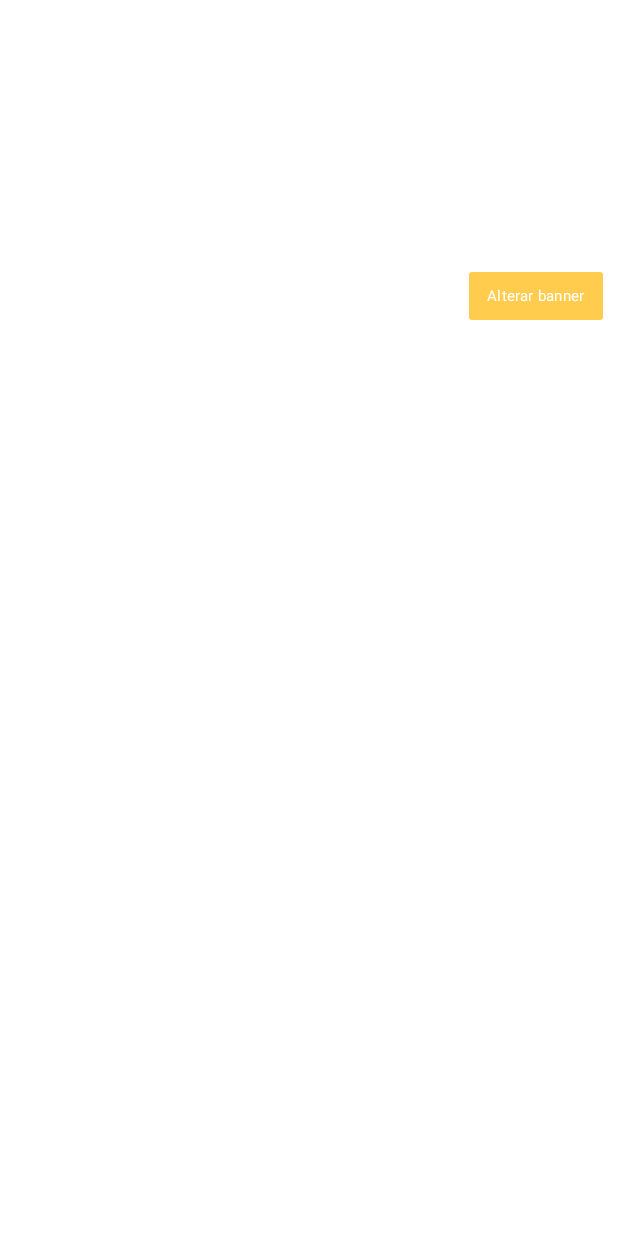
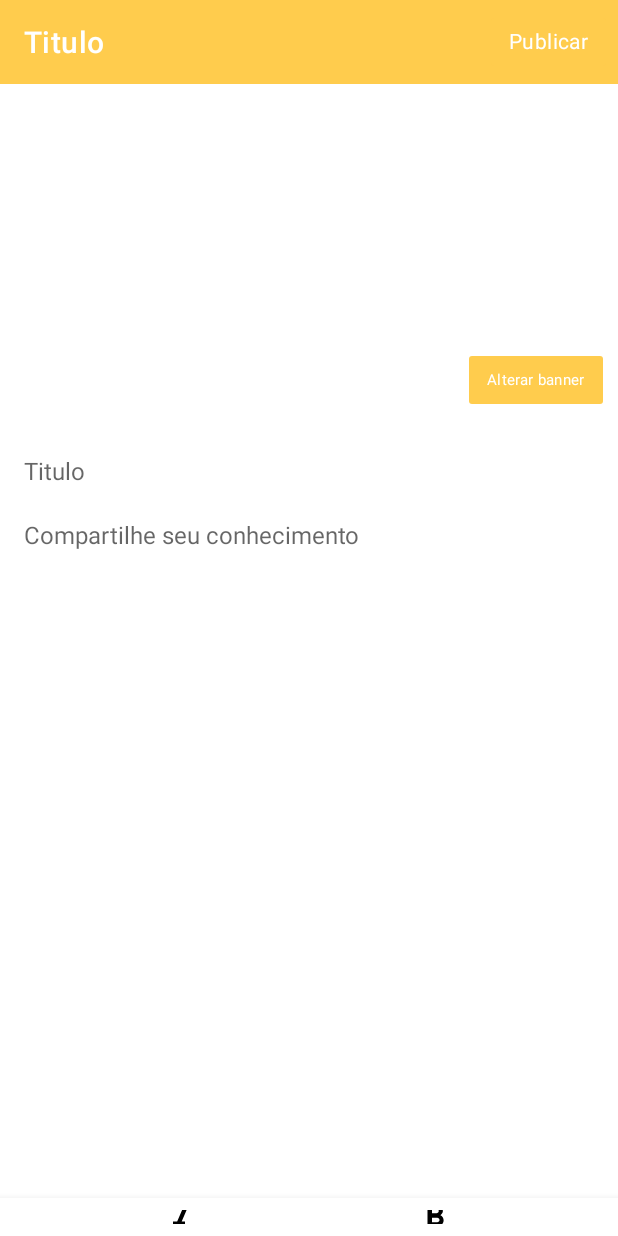
Before and after one commit to caiojj/knowledge-app, an Android app: the WriteArticleActivity screen opened directly, with no data from a screen before it, on a phone screen of 412 x 824 dp. Run offline under Robolectric (Android 15) with nearby library versions, the phone set to English and light mode, and no system bars; pictures from the network do not load.

Commit message:
Layout WriteArticleActivity

```diff
--- a/app/src/main/AndroidManifest.xml
+++ b/app/src/main/AndroidManifest.xml
@@ -15,6 +15,7 @@
         android:theme="@style/Theme.Knowleged">
         <activity
             android:name=".ui.WriteArticleActivity"
+            android:windowSoftInputMode="stateVisible|adjustResize"
             android:exported="true" />
         <activity
             android:name=".ui.ReadArticleActivity"
@@ -34,7 +35,7 @@
         <activity
             android:name=".ui.MainActivity"
             android:exported="true"
-            android:windowSoftInputMode="stateHidden" />
+            android:windowSoftInputMode="stateHidden|adjustPan"/>
         <activity
             android:name=".ui.ForgotPasswordActivity"
             android:exported="true" />
--- a/app/src/main/java/br/com/knowledge/ui/WriteArticleActivity.kt
+++ b/app/src/main/java/br/com/knowledge/ui/WriteArticleActivity.kt
@@ -8,6 +8,8 @@ import android.content.pm.PackageManager
 import android.os.Build
 import androidx.appcompat.app.AppCompatActivity
 import android.os.Bundle
+import android.util.Log
+import androidx.core.widget.doOnTextChanged
 import br.com.knowledge.databinding.ActivityWriteArticleBinding
 
 class WriteArticleActivity : AppCompatActivity() {
@@ -26,6 +28,13 @@ class WriteArticleActivity : AppCompatActivity() {
                 PERMISSION_CODE_IMAGE_PICK,
                 Manifest.permission.READ_EXTERNAL_STORAGE) {
                 pickImageFromGallery()
+            }
+        }
+
+        binding.tieTitle.doOnTextChanged { text, _, _, count ->
+            binding.tbWriteArticle.title = text
+            if (count == 0) {
+                binding.tbWriteArticle.title = "Titulo"
             }
         }
     }
--- /dev/null
+++ b/app/src/main/res/drawable/ic_bold.xml
@@ -0,0 +1,10 @@
+<vector xmlns:android="http://schemas.android.com/apk/res/android"
+    android:width="24dp"
+    android:height="24dp"
+    android:viewportWidth="24"
+    android:viewportHeight="24"
+    android:tint="?attr/colorControlNormal">
+  <path
+      android:fillColor="@android:color/black"
+      android:pathData="M15.6,10.79c0.97,-0.67 1.65,-1.77 1.65,-2.79 0,-2.26 -1.75,-4 -4,-4L7,4v14h7.04c2.09,0 3.71,-1.7 3.71,-3.79 0,-1.52 -0.86,-2.82 -2.15,-3.42zM10,6.5h3c0.83,0 1.5,0.67 1.5,1.5s-0.67,1.5 -1.5,1.5h-3v-3zM13.5,15.5L10,15.5v-3h3.5c0.83,0 1.5,0.67 1.5,1.5s-0.67,1.5 -1.5,1.5z"/>
+</vector>
--- /dev/null
+++ b/app/src/main/res/drawable/ic_italic.xml
@@ -0,0 +1,10 @@
+<vector xmlns:android="http://schemas.android.com/apk/res/android"
+    android:width="24dp"
+    android:height="24dp"
+    android:viewportWidth="24"
+    android:viewportHeight="24"
+    android:tint="?attr/colorControlNormal">
+  <path
+      android:fillColor="@color/black"
+      android:pathData="M10,4v3h2.21l-3.42,8H6v3h8v-3h-2.21l3.42,-8H18V4z"/>
+</vector>
--- a/app/src/main/res/layout/activity_write_article.xml
+++ b/app/src/main/res/layout/activity_write_article.xml
@@ -7,17 +7,42 @@
     android:layout_height="match_parent"
     tools:context=".ui.WriteArticleActivity">
 
+    <com.google.android.material.appbar.MaterialToolbar
+        android:id="@+id/tb_write_article"
+        app:titleTextColor="@color/white"
+        app:title="Titulo"
+        app:layout_constraintEnd_toEndOf="parent"
+        app:layout_constraintTop_toTopOf="parent"
+        app:layout_constraintStart_toStartOf="parent"
+        android:background="@color/yellow_low"
+        android:layout_width="match_parent"
+        android:layout_height="wrap_content"/>
+
+    <com.google.android.material.chip.Chip
+        android:id="@+id/cp_publish"
+        app:chipCornerRadius="2dp"
+        android:backgroundTint="@color/yellow_low"
+        android:textColor="@color/white"
+        android:layout_marginRight="8dp"
+        app:layout_constraintEnd_toEndOf="@id/tb_write_article"
+        app:layout_constraintTop_toTopOf="@id/tb_write_article"
+        app:layout_constraintBottom_toBottomOf="@id/tb_write_article"
+        android:text="@string/publish"
+        android:layout_width="wrap_content"
+        android:layout_height="wrap_content"/>
+
     <ScrollView
-        app:layout_constraintTop_toTopOf="parent"
+        app:layout_constraintTop_toBottomOf="@id/tb_write_article"
         app:layout_constraintEnd_toEndOf="parent"
         app:layout_constraintStart_toStartOf="parent"
+        app:layout_constraintBottom_toBottomOf="parent"
+        android:layout_marginBottom="24dp"
         android:layout_width="match_parent"
-        android:layout_height="wrap_content">
+        android:layout_height="0dp">
 
         <androidx.constraintlayout.widget.ConstraintLayout
-            android:orientation="vertical"
             android:layout_width="match_parent"
-            android:layout_height="wrap_content">
+            android:layout_height="match_parent">
 
             <ImageView
                 android:id="@+id/iv_write_article"
@@ -43,6 +68,45 @@
                 android:textSize="10dp"
                 app:chipBackgroundColor="@color/yellow_low"
                 app:chipCornerRadius="2dp" />
+
+            <com.google.android.material.textfield.TextInputEditText
+                android:id="@+id/tie_title"
+                style="@style/Widget.MaterialComponents.TextInputLayout.FilledBox.Dense"
+                app:layout_constraintTop_toBottomOf="@id/iv_write_article"
+                android:layout_marginTop="5dp"
+                android:padding="10dp"
+                android:hint="Titulo"
+                android:inputType="text"
+                android:textSize="16sp"
+                android:backgroundTint="@color/white"
+                android:layout_width="match_parent"
+                android:layout_height="match_parent"/>
+
+            <com.google.android.material.textfield.TextInputEditText
+                style="@style/Widget.MaterialComponents.TextInputLayout.FilledBox.Dense"
+                app:layout_constraintTop_toBottomOf="@id/tie_title"
+                android:padding="5dp"
+                android:hint="Compartilhe seu conhecimento"
+                android:layout_marginTop="5dp"
+                android:inputType="textMultiLine"
+                android:id="@+id/tie_content"
+                android:textSize="16sp"
+                android:backgroundTint="@color/white"
+                android:layout_width="match_parent"
+                android:layout_height="match_parent"/>
+
         </androidx.constraintlayout.widget.ConstraintLayout>
     </ScrollView>
+
+    <com.google.android.material.bottomnavigation.BottomNavigationView
+        app:layout_constraintStart_toStartOf="parent"
+        app:layout_constraintEnd_toEndOf="parent"
+        app:layout_constraintBottom_toBottomOf="parent"
+        app:menu="@menu/bottom_options_edit_text"
+        android:padding="0dp"
+        app:itemIconTint="@color/black"
+        app:labelVisibilityMode="unlabeled"
+        android:layout_width="match_parent"
+        android:layout_height="25dp"/>
+
 </androidx.constraintlayout.widget.ConstraintLayout>
--- a/app/src/main/res/menu/bottom_navigation_menu.xml
+++ b/app/src/main/res/menu/bottom_navigation_menu.xml
@@ -3,7 +3,6 @@
     xmlns:android="http://schemas.android.com/apk/res/android">
     <item
         android:id="@+id/view_articles"
-        android:enabled="true"
         android:checkable="true"
         android:icon="@drawable/ic_articles"
         android:title="Artigos"/>
--- /dev/null
+++ b/app/src/main/res/menu/bottom_options_edit_text.xml
@@ -0,0 +1,15 @@
+<?xml version="1.0" encoding="utf-8"?>
+<menu xmlns:tools="http://schemas.android.com/tools"
+    xmlns:android="http://schemas.android.com/apk/res/android">
+
+    <item
+        android:id="@+id/option_italic"
+        android:title="Italico"
+        android:icon="@drawable/ic_italic"/>
+    <item
+        android:id="@+id/option_bold"
+        android:title="Bold"
+        android:icon="@drawable/ic_bold"
+        />
+
+</menu>
--- a/app/src/main/res/values/strings.xml
+++ b/app/src/main/res/values/strings.xml
@@ -30,4 +30,5 @@
     <string name="alterar_foto_do_perfil">Alterar foto do perfil</string>
     <string name="title">Titulo</string>
     <string name="change_banner">Alterar banner</string>
+    <string name="publish">Publicar</string>
 </resources>
```
Also changed, not shown: 45 other files.
